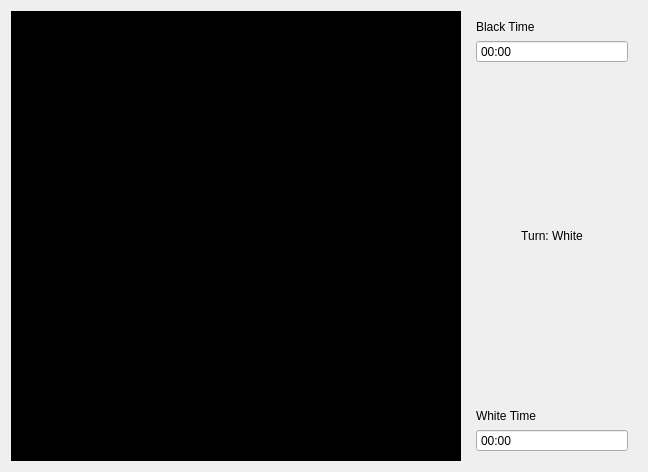
This is chessVshogi/UI/ingame_shogi.ui in sahinakkaya/chess as Qt 5 draws it before an edit. The edited form follows.
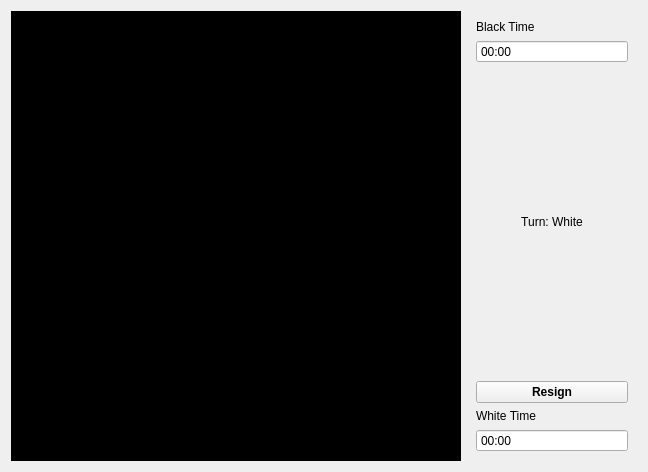
This is the edited form. Icons and pictures are not drawn.

Diff of the .ui file:
```diff
--- a/chessVshogi/UI/ingame_shogi.ui
+++ b/chessVshogi/UI/ingame_shogi.ui
@@ -1507,6 +1507,19 @@
         </property>
        </spacer>
       </item>
+      <item>
+       <widget class="QPushButton" name="buttonResign">
+        <property name="font">
+         <font>
+          <weight>75</weight>
+          <bold>true</bold>
+         </font>
+        </property>
+        <property name="text">
+         <string>Resign</string>
+        </property>
+       </widget>
+      </item>
       <item>
        <widget class="QLabel" name="label_3">
         <property name="text">
```
